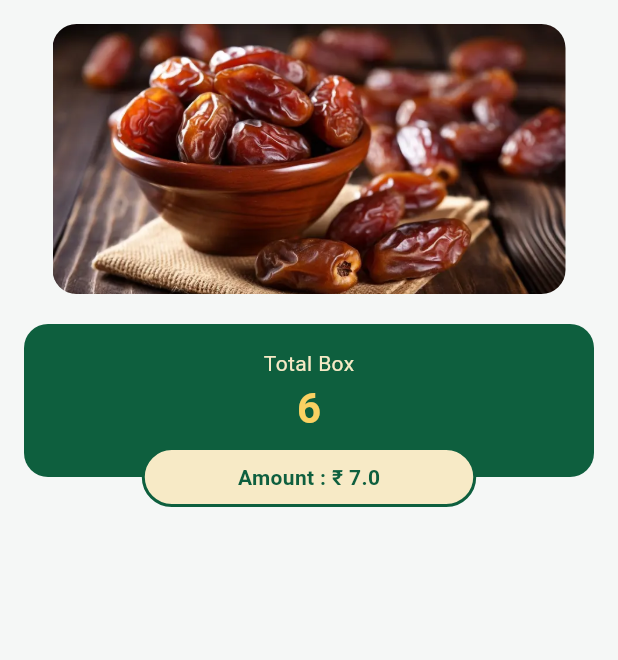
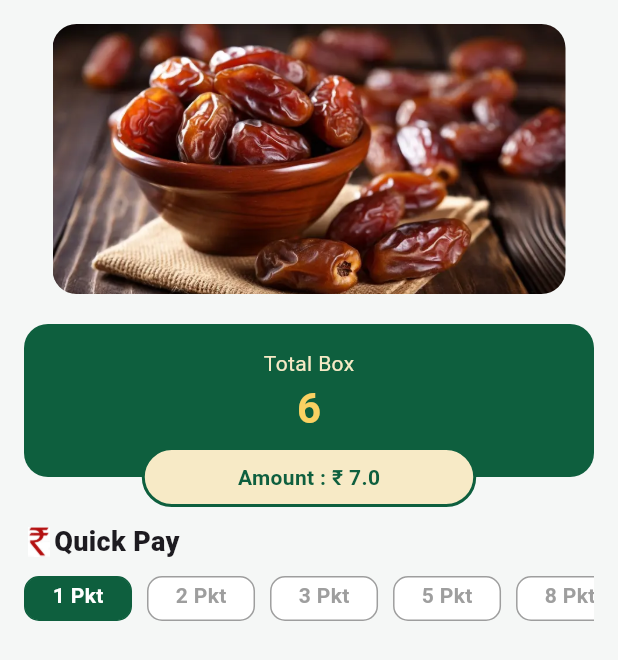
Before and after one commit to Siyah-Dev/workmate_test, a Flutter app: the screen it shows after launch, on a phone screen of 412 x 824 dp. Shown: the top 660 px of the screen. Run offline on Flutter 3.47's test engine with Material 3 defaults, Android fonts, the phone set to English and light mode, and no system bars; drawn by our look-alikes of carousel_slider; our stand-ins replace flutter_riverpod.

Commit message:
quick pay section

```diff
--- a/lib/features/home/presentation/screens/home_screen.dart
+++ b/lib/features/home/presentation/screens/home_screen.dart
@@ -1,7 +1,6 @@
-import 'package:ch_centre/features/home/presentation/controllers/home_controller.dart';
+import 'package:ch_centre/features/home/presentation/widgets/quick_pay_section.dart';
 import 'package:ch_centre/features/home/presentation/widgets/total_info_widget.dart';
 import 'package:flutter/material.dart';
-import 'package:flutter_riverpod/flutter_riverpod.dart';
 import '../../../../core/theme/app_colors.dart';
 import '../widgets/home_carousel.dart';
 
@@ -22,6 +21,8 @@ class HomeScreen extends StatelessWidget {
               const HomeCarousel(),
               const SizedBox(height: 20),
               TotalInfoWidget(),
+              const SizedBox(height: 30),
+              const QuickPaySection(),
             ],
           ),
         ),
--- /dev/null
+++ b/lib/features/home/presentation/widgets/quick_pay_button.dart
@@ -0,0 +1,38 @@
+import 'package:flutter/material.dart';
+import '../../../../core/theme/app_colors.dart';
+
+class QuickPayButton extends StatelessWidget {
+  final int value;
+  final bool selected;
+  final VoidCallback onTap;
+
+  const QuickPayButton({
+    super.key,
+    required this.value,
+    required this.selected,
+    required this.onTap,
+  });
+
+  @override
+  Widget build(BuildContext context) {
+    return GestureDetector(
+      onTap: onTap,
+      child: Container(
+        margin: const EdgeInsets.only(right: 10),
+        padding: const EdgeInsets.symmetric(horizontal: 18, vertical: 2),
+        decoration: BoxDecoration(
+          color: selected ? AppColors.primary : Colors.white,
+          borderRadius: BorderRadius.circular(10),
+          border: Border.all(color:selected? AppColors.primary: AppColors.greyColor, width: 1),
+        ),
+        child: Text(
+          '$value Pkt',
+          style: TextStyle(
+            color: selected ? AppColors.whiteColor : AppColors.greyColor,
+            fontWeight: FontWeight.w600,
+          ),
+        ),
+      ),
+    );
+  }
+}
--- /dev/null
+++ b/lib/features/home/presentation/widgets/quick_pay_section.dart
@@ -0,0 +1,51 @@
+import 'package:ch_centre/features/home/presentation/controllers/home_controller.dart';
+import 'package:flutter/material.dart';
+import 'package:flutter_riverpod/flutter_riverpod.dart';
+import 'quick_pay_button.dart';
+
+class QuickPaySection extends ConsumerWidget {
+  const QuickPaySection({super.key});
+
+  @override
+  Widget build(BuildContext context, WidgetRef ref) {
+    final state = ref.watch(homeControllerProvider);
+
+    final values = [1, 2, 3, 5, 8];
+
+    return Column(
+      crossAxisAlignment: CrossAxisAlignment.start,
+      children: [
+        Row(
+          children: [
+            Image.asset(
+              'assets/images/rupee.jpg',
+              width: 20,
+              height: 20,
+            ),
+            const Text(
+              'Quick Pay',
+              style: TextStyle(fontSize: 18, fontWeight: FontWeight.w800),
+            ),
+          ],
+        ),
+        const SizedBox(height: 10),
+        SizedBox(
+          height: 30,
+          child: ListView(
+            scrollDirection: Axis.horizontal,
+            children: values
+                .map(
+                  (v) => QuickPayButton(
+                    value: v,
+                    selected: state.selectedQuickPay == v,
+                    onTap: () =>
+                        ref.read(homeControllerProvider.notifier).selectQuickPay(v),
+                  ),
+                )
+                .toList(),
+          ),
+        ),
+      ],
+    );
+  }
+}
```
Also changed, not shown: assets/images/rupee.jpg (added).
